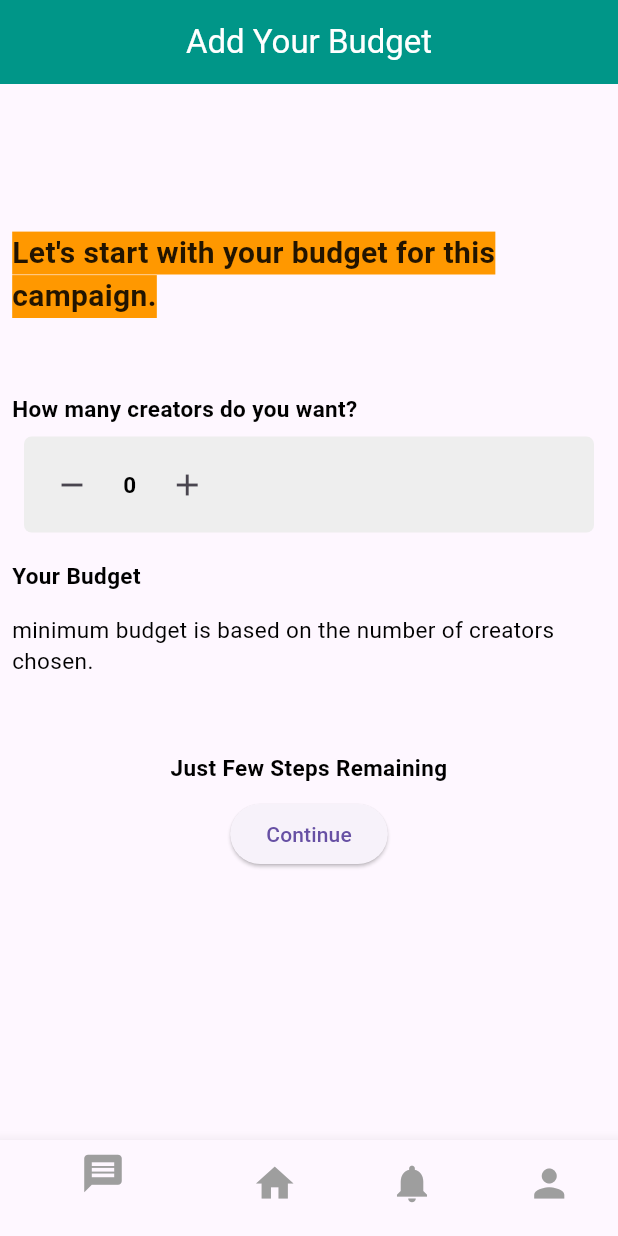
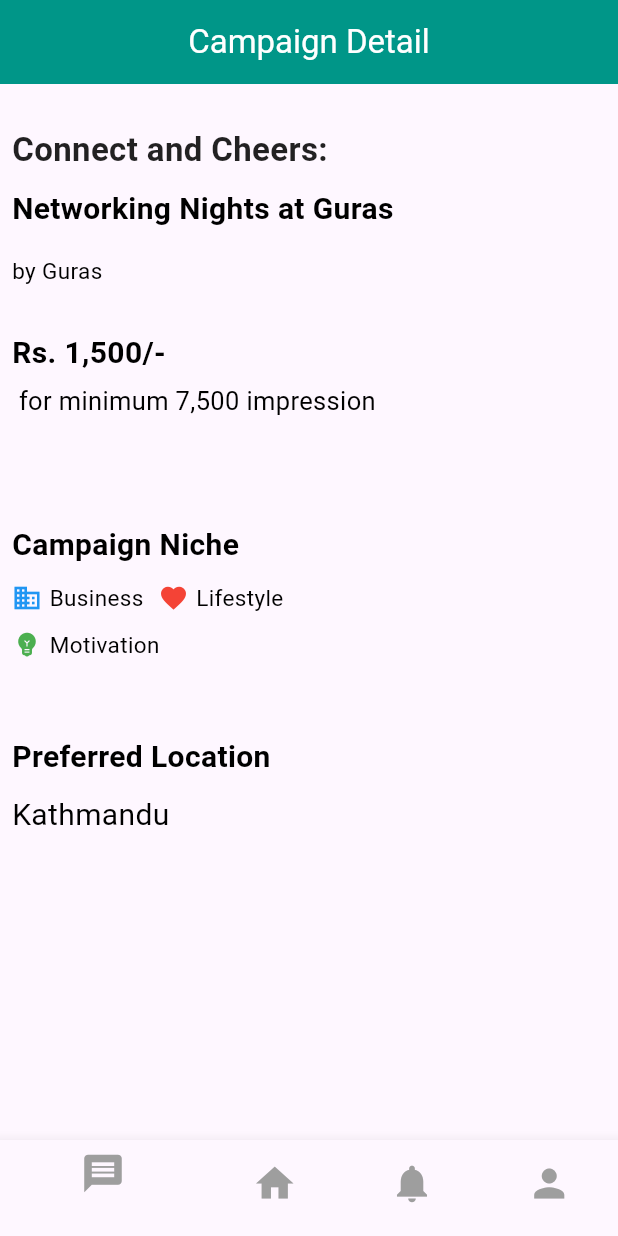
Before and after one commit to KhusbuJays01/TrendMasterApp, a Flutter app: the screen it shows after launch, on a phone screen of 412 x 824 dp. Run offline on Flutter 3.47's test engine with Material 3 defaults, Android fonts, the phone set to English and light mode, and no system bars; our stand-ins replace google_fonts.

Commit message:
start_campaign_detail_page

```diff
--- a/lib/main.dart
+++ b/lib/main.dart
@@ -2,6 +2,7 @@
 import 'package:google_fonts/google_fonts.dart';
 import 'package:trendmaster/pages/Budget.dart';
 import 'package:trendmaster/pages/add_details_page.dart';
+import 'package:trendmaster/pages/campaign_Detail_page.dart';
 import 'package:trendmaster/pages/company_home_page.dart';
 import 'package:trendmaster/pages/backup_creators_pg.dart';
 import 'package:trendmaster/pages/company_location.dart';
@@ -42,7 +43,7 @@
           // "/": (context) => CompanyHomePage(),
           // "/": (context) => InfluencerProfile(),
           // "/": (context) => InfluencerHomePage(),
-          "/": (context) => Budget(),
+          // "/": (context) => Budget(),
           //    "/": (context) => LoginPage(),
           // "/": (context) => AddDetailsPage(),
           // "/": (context) => CompanyHomePage(),
@@ -51,6 +52,7 @@
           // "/": (context) => CreatorsPage(),
           // "/": (context) => InfluencerHomePage(),
           // "/": (context) => InfluencerProfile(),
+          "/": (context) => CampaignDetailPage(),
 
         }
     );
--- /dev/null
+++ b/lib/pages/campaign_Detail_page.dart
@@ -0,0 +1,193 @@
+import 'package:flutter/material.dart';
+
+void main() {
+  runApp(MyApp());
+}
+
+class MyApp extends StatelessWidget {
+  @override
+  Widget build(BuildContext context) {
+    return MaterialApp(
+      home: CampaignDetailPage(),
+    );
+  }
+}
+
+class CampaignDetailPage extends StatelessWidget {
+  @override
+  Widget build(BuildContext context) {
+    return Scaffold(
+      appBar: AppBar(
+        title: Text(
+          "Campaign Detail",
+          style: TextStyle(color: Colors.white),
+        ),
+        centerTitle: true,
+      ),
+      body: SingleChildScrollView(
+        child: Padding(
+          padding: const EdgeInsets.all(8.0),
+          child: Column(
+            crossAxisAlignment: CrossAxisAlignment.start,
+            children: [
+              Center(
+                child: Padding(
+                  padding: const EdgeInsets.symmetric(vertical: 20.0),
+                  child: Column(
+                    crossAxisAlignment: CrossAxisAlignment.start,
+                    children: [
+                      Text(
+                        'Connect and Cheers:',
+                        style: TextStyle(
+                          fontSize: 22,
+                          color: Colors.black87,
+                          fontWeight: FontWeight.bold,
+                        ),
+                        textAlign: TextAlign.left,
+                      ),
+                      SizedBox(height: 10),
+                      Padding(
+                        padding: const EdgeInsets.only(right: 60),
+                        child: Text(
+                          'Networking Nights at Guras',
+                          style: TextStyle(
+                            fontSize: 20,
+                            color: Colors.black,
+                            fontWeight: FontWeight.bold,
+                          ),
+                          textAlign: TextAlign.left,
+                        ),
+                      ),
+                      Padding(
+                        padding: const EdgeInsets.all(8.0),
+                        // child: NumberCounter(),
+                      ),
+                      SizedBox(height: 0),
+                      Text(
+                        'by Guras',
+                        style: TextStyle(
+                          fontSize: 15,
+                          color: Colors.black,
+                          fontWeight: FontWeight.normal,
+                        ),
+                        textAlign: TextAlign.start,
+                      ),
+                      SizedBox(height: 30),
+                      Text(
+                        'Rs. 1,500/-',
+                        style: TextStyle(
+                          fontSize: 20,
+                          color: Colors.black,
+                          fontWeight: FontWeight.bold,
+                        ),
+                        textAlign: TextAlign.start,
+                      ),
+                      SizedBox(height: 5),
+                      Text(
+                        ' for minimum 7,500 impression',
+                        style: TextStyle(
+                          fontSize: 17,
+                          color: Colors.black,
+                          fontWeight: FontWeight.normal,
+                        ),
+                        textAlign: TextAlign.start,
+                      ),
+                      SizedBox(height: 70),
+                      Text(
+                        'Campaign Niche',
+                        style: TextStyle(
+                          fontSize: 20,
+                          color: Colors.black,
+                          fontWeight: FontWeight.bold,
+                        ),
+                        textAlign: TextAlign.start,
+                      ),
+                      SizedBox(height: 10),
+                      Row(
+                        children: [
+                          LogoAndText('Business', Icons.business, Colors.blue),
+                          SizedBox(width: 10),
+                          LogoAndText('Lifestyle', Icons.favorite, Colors.red),
+                        ],
+                      ),
+                      SizedBox(height: 10),
+                      LogoAndText('Motivation', Icons.emoji_objects, Colors.green),
+                    ],
+
+                  ),
+                ),
+              ),
+              SizedBox(height: 30),
+              Text(
+                'Preferred Location',
+                style: TextStyle(
+                  fontSize: 20,
+                  color: Colors.black,
+                  fontWeight: FontWeight.bold,
+                ),
+                textAlign: TextAlign.start,
+              ),
+              SizedBox(height: 10),
+              Text(
+                'Kathmandu',
+                style: TextStyle(
+                  fontSize: 20,
+                  color: Colors.black,
+                  fontWeight: FontWeight.normal,
+                ),
+                textAlign: TextAlign.start,
+              ),
+              // Rest of your content
+            ],
+          ),
+        ),
+      ),
+      bottomNavigationBar: BottomNavigationBar(
+        items: const <BottomNavigationBarItem>[
+          BottomNavigationBarItem(
+            icon: Icon(Icons.message, size: 30, color: Colors.grey),
+            label: 'Messages',
+          ),
+          BottomNavigationBarItem(
+            icon: Icon(Icons.home, size: 30, color: Colors.grey),
+            label: 'Home',
+          ),
+          BottomNavigationBarItem(
+            icon: Icon(Icons.notifications, size: 30, color: Colors.grey),
+            label: 'Notifications',
+          ),
+          BottomNavigationBarItem(
+            icon: Icon(Icons.person, size: 30, color: Colors.grey),
+            label: 'Profile',
+          ),
+        ],
+      ),
+    );
+  }
+}
+
+class LogoAndText extends StatelessWidget {
+  final String text;
+  final IconData icon;
+  final Color iconColor;
+
+  LogoAndText(this.text, this.icon, this.iconColor);
+
+  @override
+  Widget build(BuildContext context) {
+    return Row(
+      children: [
+        Icon(icon, size: 20, color: iconColor),
+        SizedBox(width: 5),
+        Text(
+          text,
+          style: TextStyle(
+            fontSize: 15,
+            color: Colors.black,
+            fontWeight: FontWeight.normal,
+          ),
+        ),
+      ],
+    );
+  }
+}
```
